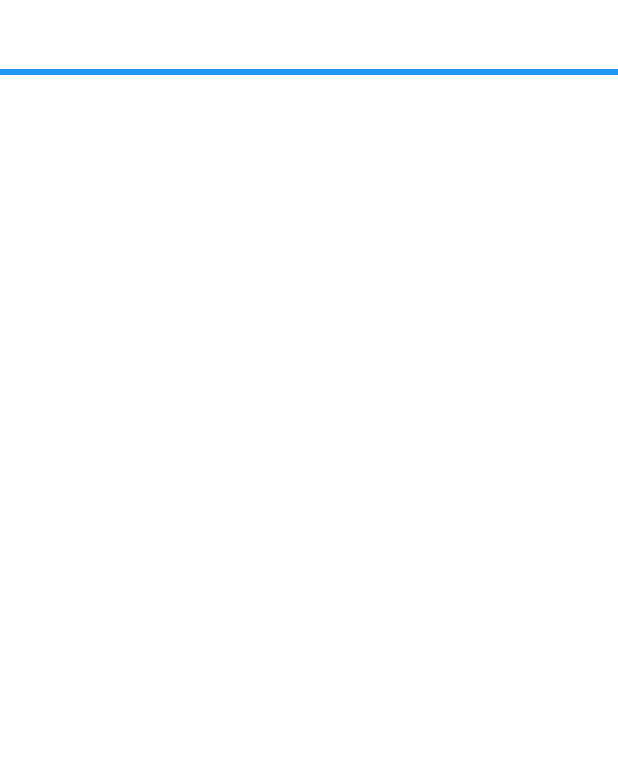
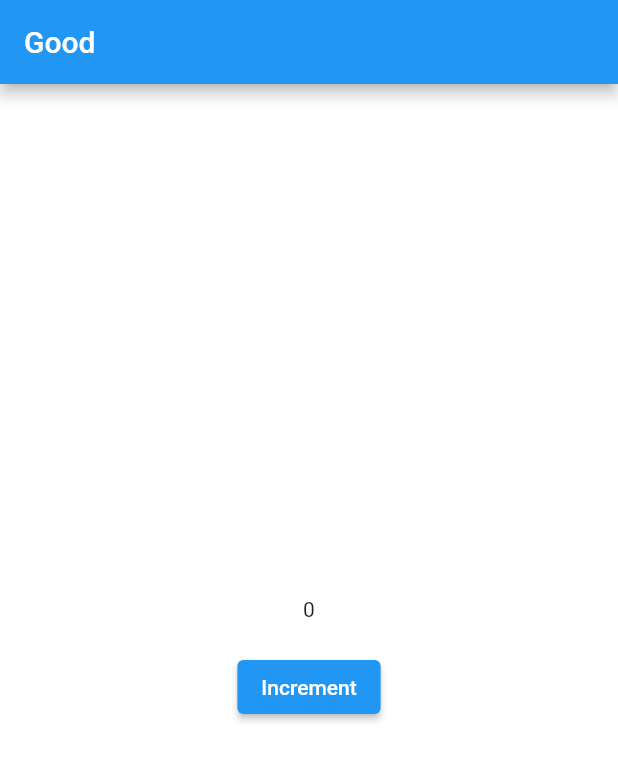
Before and after one commit to wangbin0802/FlutterApp, a Flutter app: the screen it shows after launch, on a phone screen of 412 x 824 dp. Shown: the top 761 px of the screen. Run offline on Flutter 3.47's test engine with Material 2 defaults, Android fonts, the phone set to English and light mode, and no system bars; generated files the repository leaves out were written again.

Commit message:
Chapter flutter practice progress.

```diff
--- a/flutter_app/lib/main.dart
+++ b/flutter_app/lib/main.dart
@@ -10,6 +10,7 @@ import 'package:flutter_app/todo/effect.dart';
 import 'package:flutter_app/widget/assets.dart';
 import 'package:flutter_app/widget/flutter_practice1.dart';
 import 'package:flutter_app/widget/general_widget.dart';
+import 'package:flutter_app/widget/layout_widget.dart';
 import 'package:flutter_app/widget/manage_state.dart';
 import 'package:flutter_app/widget/openbrowser.dart';
 import 'package:flutter_app/widget/progress_route.dart';
@@ -19,6 +20,7 @@ import 'package:flutter_app/widget/stack.dart';
 import 'ShoppingList.dart';
 import 'anim/fade.dart';
 import 'anim/shapeshift.dart';
+import 'functionWidget/will_pop_scope.dart';
 import 'layout.dart';
 import 'part/partdisplay.dart';
 import 'widget/chat_screen.dart';
@@ -42,7 +44,8 @@ void main() {
 //    home: MainScreen(),
     home: Scaffold(
       backgroundColor: Colors.white,
-      body: ProgressRoute()
+      appBar: AppBar(title: Text("Good"),),
+      body: InheritedWidgetTestRoute()
     ),
     routes: {
       "new_page": (context) => ChatScreen(),
--- /dev/null
+++ b/flutter_app/lib/widget/layout_widget.dart
@@ -0,0 +1,76 @@
+import 'package:flutter/material.dart';
+import 'package:flutter/widgets.dart';
+
+class ShareDataWidget extends InheritedWidget {
+  int data;
+
+  ShareDataWidget({key, this.data, Widget child})
+      : super(key: key, child: child);
+
+  static ShareDataWidget of(BuildContext context) {
+    return context.dependOnInheritedWidgetOfExactType<ShareDataWidget>();
+  }
+
+  @override
+  bool updateShouldNotify(ShareDataWidget oldWidget) {
+    throw oldWidget.data != data;
+  }
+}
+
+class _TestWidget extends StatefulWidget {
+  const _TestWidget({key}) : super(key: key);
+
+  @override
+  _TestWidgetState createState() => _TestWidgetState();
+}
+
+class _TestWidgetState extends State<_TestWidget> {
+  @override
+  Widget build(BuildContext context) {
+    return Text(ShareDataWidget.of(context).data.toString());
+  }
+
+  @override
+  void didChangeDependencies() {
+    super.didChangeDependencies();
+    print("Dependencies change");
+  }
+}
+
+class InheritedWidgetTestRoute extends StatefulWidget {
+  const InheritedWidgetTestRoute({Key key}) : super(key: key);
+
+  @override
+  _InheritedWidgetTestRouteState createState() =>
+      _InheritedWidgetTestRouteState();
+}
+
+class _InheritedWidgetTestRouteState extends State<InheritedWidgetTestRoute> {
+  int count = 0;
+
+  @override
+  Widget build(BuildContext context) {
+    return Center(
+      child: ShareDataWidget(
+        data: count,
+        child: Column(
+          mainAxisAlignment: MainAxisAlignment.center,
+          children: [
+            Padding(
+              padding: EdgeInsets.only(bottom: 20.0),
+              child: _TestWidget(),
+            ),
+            ElevatedButton(
+              child: Text("Increment"),
+              onPressed: () {
+                setState(() {
+                  ++count;
+                });
+              },
+            )
+          ],
+        ),
+      ),
+    );
+  }
+}
--- a/flutter_app/pubspec.yaml
+++ b/flutter_app/pubspec.yaml
@@ -27,6 +27,7 @@ dependencies:
   # Use with the CupertinoIcons class for iOS style icons.
   cupertino_icons: ^0.1.2
   json_annotation: ^3.0.1
+  provider: ^6.0.1
 
 dev_dependencies:
   flutter_test:
```
Also changed, not shown: flutter_app/lib/cartsample/cart_sample.dart (added, +65 -0 lines), flutter_app/lib/functionWidget/will_pop_scope.dart (added, +27 -0 lines), flutter_app/pubspec.lock, 1 other file.
